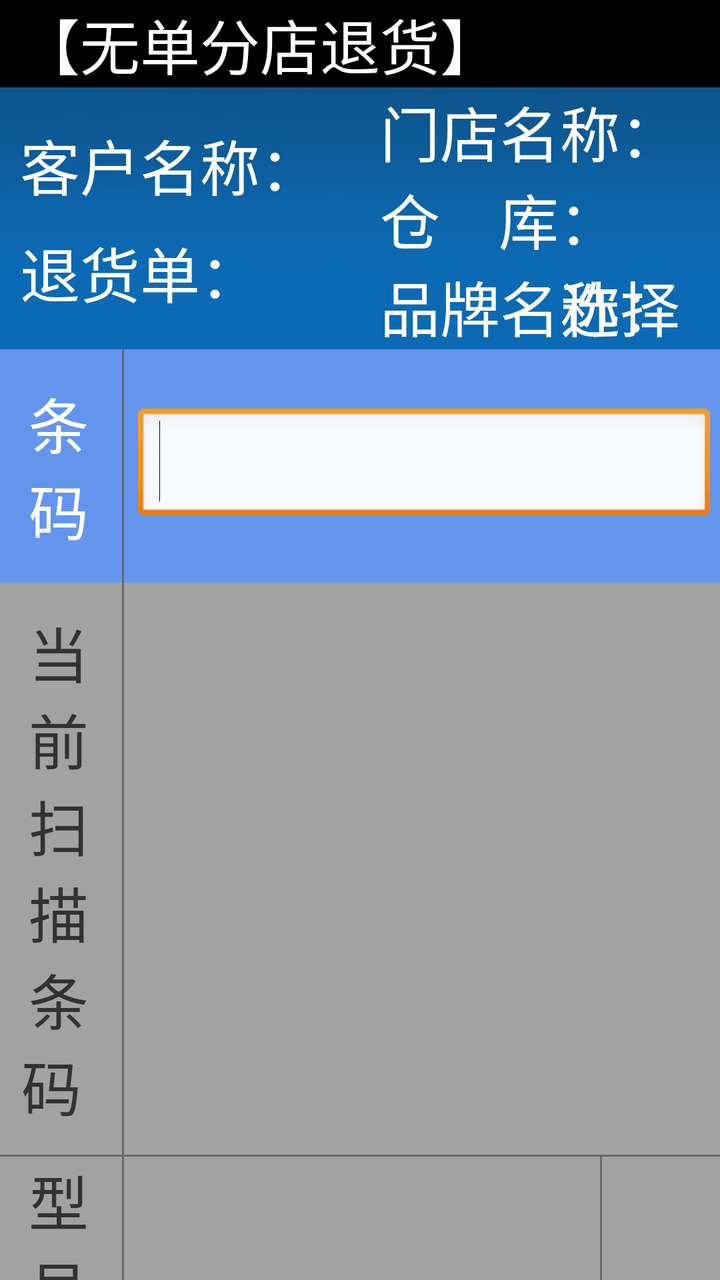
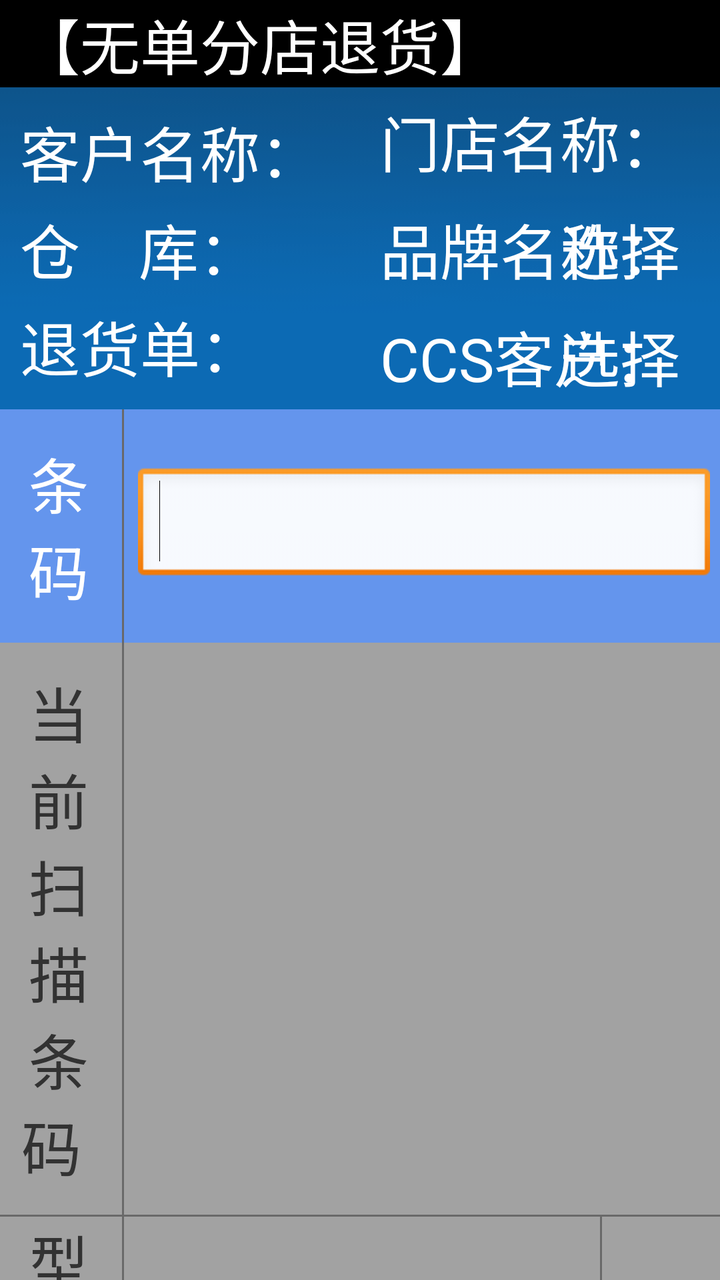

The first picture is an Android layout as it rendered before a commit; the second is the same layout after the commit. The layout source and the unified diff follow.
<!-- AndroidManifest.xml: application theme android:Theme.Light.NoTitleBar -->
<!-- res/layout/new_p_dv_returnedpurchase_z_l_nobill.xml -->
﻿<?xml version="1.0" encoding="utf-8"?>
<LinearLayout xmlns:android="http://schemas.android.com/apk/res/android"
    xmlns:tools="http://schemas.android.com/tools"
    android:layout_width="match_parent"
    android:layout_height="match_parent"
    android:orientation="vertical"
    tools:ignore="HardcodedText,dpUsage,InefficientWeight,UselessLeaf" >

    <TextView
        android:id="@+id/tv_title"
        android:layout_width="match_parent"
        android:layout_height="wrap_content"
        android:background="@color/black"
        android:gravity="left"
        android:paddingLeft="@dimen/scaled_w_dp_10"
        android:text="【无单分店退货】"
        android:textColor="@color/white"
        android:textSize="@dimen/scaled_t_dp_30" />

    <LinearLayout
        android:layout_width="match_parent"
        android:layout_height="wrap_content"
        android:background="@drawable/titlebar_back"
        android:gravity="center_vertical"
        android:orientation="horizontal" >

        <RelativeLayout
            android:id="@+id/relayout_left"
            android:layout_width="@dimen/scaled_w_dp_0"
            android:layout_height="fill_parent"
            android:layout_weight="1"
            android:gravity="center_vertical" >

            <RelativeLayout
                android:id="@+id/relayout_source_billno"
                android:layout_width="match_parent"
                android:layout_height="wrap_content"
                android:paddingBottom="@dimen/scaled_h_dp_10"
                >

                <TextView
                    android:id="@+id/tv_source_billno_str"
                    android:layout_width="wrap_content"
                    android:layout_height="wrap_content"
                    android:layout_centerVertical="true"
                    android:layout_marginLeft="@dimen/scaled_w_dp_10"
                    android:text="客户名称："
                    android:textColor="@color/white"
                    android:textSize="@dimen/scaled_t_dp_30" />

                <TextView
                    android:id="@+id/tv_retail_store"
                    android:layout_width="wrap_content"
                    android:layout_height="wrap_content"
                    android:layout_centerVertical="true"
                    android:layout_toRightOf="@id/tv_source_billno_str"
                    android:text=""
                    android:textColor="@color/white"
                    android:textSize="@dimen/scaled_t_dp_30" />
            </RelativeLayout>

            <RelativeLayout
                android:id="@+id/relayout_billno"
                android:layout_width="match_parent"
                android:layout_height="wrap_content"
                android:paddingTop="@dimen/scaled_h_dp_10"
                android:layout_below="@id/relayout_source_billno" >

                <TextView
                    android:id="@+id/tv_billno_str"
                    android:layout_width="wrap_content"
                    android:layout_height="wrap_content"
                    android:layout_centerVertical="true"
                    android:layout_marginLeft="@dimen/scaled_w_dp_10"
                    android:text="退货单："
                    android:textColor="@color/white"
                    android:textSize="@dimen/scaled_t_dp_30" />

                <TextView
                    android:id="@+id/tv_billno"
                    android:layout_width="wrap_content"
                    android:layout_height="wrap_content"
                    android:layout_centerVertical="true"
                    android:layout_toRightOf="@id/tv_billno_str"
                    android:text=""
                    android:textColor="@color/white"
                    android:textSize="@dimen/scaled_t_dp_30" />
            </RelativeLayout>
        </RelativeLayout>

        <RelativeLayout
            android:id="@+id/relayout_right"
            android:layout_width="@dimen/scaled_w_dp_0"
            android:layout_height="fill_parent"
            android:layout_weight="1"
            android:gravity="center_vertical" >

            <RelativeLayout
                android:id="@+id/relayout_company"
                android:layout_width="match_parent"
                android:layout_height="wrap_content"
               >
                <TextView
                    android:id="@+id/tv_company_str"
                    android:layout_width="wrap_content"
                    android:layout_height="wrap_content"
                    android:layout_centerVertical="true"
                    android:layout_marginLeft="@dimen/scaled_w_dp_10"
                    android:text="门店名称："
                    android:textColor="@color/white"
                    android:textSize="@dimen/scaled_t_dp_30" />

                <TextView
                    android:id="@+id/tv_company_name"
                    android:layout_width="wrap_content"
                    android:layout_height="wrap_content"
                    android:layout_centerVertical="true"
                    android:layout_toRightOf="@id/tv_company_str"
                    android:text=""
                    android:textColor="@color/white"
                    android:textSize="@dimen/scaled_t_dp_30" />
            </RelativeLayout>

            <RelativeLayout
                android:id="@+id/relayout_stock"
                android:layout_width="match_parent"
                android:layout_height="wrap_content"
                android:layout_below="@+id/relayout_company"
                >

                <TextView
                    android:id="@+id/tv_stock_str"
                    android:layout_width="wrap_content"
                    android:layout_height="wrap_content"
                    android:layout_centerVertical="true"
                    android:layout_marginLeft="@dimen/scaled_w_dp_10"
                    android:text="仓    库："
                    android:textColor="@color/white"
                    android:textSize="@dimen/scaled_t_dp_30" />

                <TextView
                    android:id="@+id/tv_stock_name"
                    android:layout_width="wrap_content"
                    android:layout_height="wrap_content"
                    android:layout_centerVertical="true"
                    android:layout_toRightOf="@id/tv_stock_str"
                    android:text=""
                    android:textColor="@color/white"
                    android:textSize="@dimen/scaled_t_dp_30" />
            </RelativeLayout>

            <RelativeLayout
                android:id="@+id/relayout_ccscustomer"
                android:layout_width="match_parent"
                android:layout_height="wrap_content"
                android:layout_below="@+id/relayout_stock"
                >

                <TextView
                    android:id="@+id/tv_ccscustomer_str"
                    android:layout_width="wrap_content"
                    android:layout_height="wrap_content"
                    android:layout_centerVertical="true"
                    android:layout_marginLeft="@dimen/scaled_w_dp_10"
                    android:text="品牌名称："
                    android:textColor="@color/white"
                    android:textSize="@dimen/scaled_t_dp_30" />

                <TextView
                    android:id="@+id/bth_choosebrand"
                    android:layout_width="wrap_content"
                    android:layout_height="wrap_content"
                    android:layout_alignParentRight="true"
                    android:layout_centerVertical="true"
                    android:text="选择"
                    android:textColor="@color/white"
                    android:layout_marginRight="@dimen/login_marginTop"
                    android:textSize="@dimen/scaled_t_dp_30"></TextView>

                <TextView
                    android:id="@+id/tv_brand_name"
                    android:layout_width="wrap_content"
                    android:layout_height="wrap_content"
                    android:layout_centerVertical="true"
                    android:layout_toLeftOf="@+id/bth_choosebrand"
                    android:layout_toRightOf="@id/tv_ccscustomer_str"
                    android:text=""
                    android:textColor="@color/white"
                    android:textSize="@dimen/scaled_t_dp_30" />
            </RelativeLayout>
        </RelativeLayout>
    </LinearLayout>

    <LinearLayout
        android:layout_width="match_parent"
        android:layout_height="wrap_content"
        android:background="@color/cornflowerblue"
        android:orientation="horizontal" >

        <TextView
            android:layout_width="@dimen/scaled_w_dp_0"
            android:layout_height="wrap_content"
            android:layout_weight="0.5"
            android:gravity="center"
            android:paddingBottom="@dimen/scaled_h_dp_15"
            android:paddingTop="@dimen/scaled_h_dp_15"
            android:text="条\t\t码"
            android:textColor="@color/white"
            android:textSize="@dimen/scaled_t_dp_30" />

        <View
            android:layout_width="@dimen/scaled_w_dp_1"
            android:layout_height="fill_parent"
            android:layout_marginLeft="@dimen/scaled_w_dp_2"
            android:layout_marginRight="@dimen/scaled_w_dp_2"
            android:background="#696969" />

        <LinearLayout
            android:layout_width="@dimen/scaled_w_dp_0"
            android:layout_height="wrap_content"
            android:layout_gravity="center_vertical"
            android:layout_weight="2.5"
            android:orientation="horizontal" >

            <EditText
                android:id="@+id/et_barcode"
                android:layout_width="@dimen/scaled_w_dp_0"
                android:layout_height="wrap_content"
                android:layout_marginLeft="@dimen/scaled_w_dp_5"
                android:layout_marginRight="@dimen/scaled_w_dp_5"
                android:layout_weight="1.5"
                android:ems="18"
                android:focusable="true"
                android:focusableInTouchMode="true"
                android:gravity="center_vertical"
                android:inputType="text"
                android:textSize="@dimen/scaled_t_dp_30" >

                <requestFocus />
            </EditText>

            <Spinner
                android:id="@+id/spinner_type"
                android:layout_width="@dimen/scaled_w_dp_140"
                android:layout_height="@dimen/scaled_h_dp_50"
                android:gravity="center"
                android:spinnerMode="dialog"
                android:visibility="gone" />

            <Button
                android:id="@+id/btn_p_dv_returnedpurchase_z_l_nobill_revoke"
                android:layout_width="@dimen/scaled_w_dp_0"
                android:layout_height="wrap_content"
                android:layout_marginLeft="@dimen/scaled_w_dp_10"
                android:layout_marginRight="@dimen/scaled_w_dp_10"
                android:layout_weight="0.5"
                android:text="撤销"
                android:visibility="gone" />
        </LinearLayout>
    </LinearLayout>

    <LinearLayout
        android:layout_width="match_parent"
        android:layout_height="wrap_content"
        android:background="#A2A2A2"
        android:orientation="horizontal" >

        <LinearLayout
            android:layout_width="@dimen/scaled_w_dp_0"
            android:layout_height="wrap_content"
            android:layout_marginBottom="@dimen/scaled_h_dp_3"
            android:layout_marginTop="@dimen/scaled_h_dp_3"
            android:layout_weight="0.5"
            android:orientation="vertical" >

            <TextView
                android:layout_width="match_parent"
                android:layout_height="wrap_content"
                android:gravity="center"
                android:paddingBottom="@dimen/scaled_h_dp_10"
                android:paddingTop="@dimen/scaled_h_dp_10"
                android:text="当前扫描条码 "
                android:textSize="@dimen/scaled_t_dp_scan" />
        </LinearLayout>

        <View
            android:layout_width="@dimen/scaled_w_dp_1"
            android:layout_height="match_parent"
            android:layout_marginLeft="@dimen/scaled_w_dp_2"
            android:layout_marginRight="@dimen/scaled_w_dp_2"
            android:background="#696969" />

        <LinearLayout
            android:layout_width="@dimen/scaled_w_dp_0"
            android:layout_height="wrap_content"
            android:layout_gravity="center_vertical"
            android:layout_weight="2.5"
            android:orientation="vertical" >

            <TextView
                android:id="@+id/tv_show_code"
                android:layout_width="match_parent"
                android:layout_height="wrap_content"
                android:paddingLeft="@dimen/scaled_w_dp_5"
                android:text=""
                android:textSize="@dimen/scaled_t_dp_scan" />
        </LinearLayout>
    </LinearLayout>

    <View
        android:layout_width="match_parent"
        android:layout_height="@dimen/scaled_h_dp_1"
        android:background="#696969" />

    <LinearLayout
        android:layout_width="fill_parent"
        android:layout_height="wrap_content"
        android:background="#A2A2A2"
        android:gravity="center_vertical"
        android:orientation="horizontal" >

        <LinearLayout
            android:layout_width="@dimen/scaled_w_dp_0"
            android:layout_height="wrap_content"
            android:layout_weight="0.5"
            android:orientation="vertical"
            >

            <TextView
                android:id="@+id/TextView06"
                android:layout_width="match_parent"
                android:layout_height="wrap_content"
                android:gravity="center"
                android:text="型号色号 "
                android:textSize="@dimen/scaled_t_dp_30" />

            <TextView
                android:layout_width="match_parent"
                android:layout_height="wrap_content"
                android:layout_marginTop="@dimen/scaled_h_dp_10"
                android:gravity="center"
                android:text="(产品ID) "
                android:textSize="@dimen/scaled_t_dp_28" />
        </LinearLayout>

        <View
            android:layout_width="@dimen/scaled_w_dp_1"
            android:layout_height="match_parent"
            android:layout_marginLeft="@dimen/scaled_w_dp_2"
            android:layout_marginRight="@dimen/scaled_w_dp_2"
            android:background="#696969" />

        <LinearLayout
            android:layout_width="@dimen/scaled_w_dp_0"
            android:layout_height="wrap_content"
            android:layout_weight="2"
            android:orientation="vertical"
            >

            <TextView
                android:id="@+id/tv_model_colors"
                android:layout_width="match_parent"
                android:layout_height="wrap_content"
                android:paddingLeft="@dimen/scaled_w_dp_5"
                android:text=""
                android:textSize="@dimen/scaled_t_dp_30" />

            <TextView
                android:id="@+id/tv_goodsid"
                android:layout_width="match_parent"
                android:layout_height="wrap_content"
                android:layout_marginTop="@dimen/scaled_h_dp_10"
                android:paddingLeft="@dimen/scaled_w_dp_5"
                android:text=""
                android:textSize="@dimen/scaled_t_dp_28" />
        </LinearLayout>

        <View
            android:layout_width="@dimen/scaled_w_dp_1"
            android:layout_height="match_parent"
            android:background="#696969" />

        <LinearLayout
            android:layout_width="@dimen/scaled_w_dp_0"
            android:layout_height="wrap_content"
            android:layout_weight="0.5"
            android:gravity="center"
            android:visibility="invisible"
            android:orientation="horizontal">

            <Button
                android:id="@+id/btn_abnormal_change"
                android:layout_width="fill_parent"
                android:layout_height="wrap_content"
                android:layout_marginRight="@dimen/scaled_w_dp_10"
                android:layout_marginLeft="@dimen/scaled_w_dp_10"
                android:text="异常条码变更状态 " />
        </LinearLayout>
    </LinearLayout>

    <LinearLayout
        android:layout_width="match_parent"
        android:layout_height="wrap_content"
        android:layout_weight="2.88"
        android:orientation="vertical" >

        <LinearLayout
            android:layout_width="match_parent"
            android:layout_height="@dimen/scaled_h_dp_80"
            android:gravity="center_vertical"
            android:orientation="horizontal" >

            <TextView
                android:id="@+id/TextView07"
                android:layout_width="@dimen/scaled_w_dp_0"
                android:layout_height="fill_parent"
                android:layout_weight="1"
                android:background="#D7D7D7"
                android:gravity="center"
                android:text="此型号累计"
                android:textSize="@dimen/scaled_t_dp_30" />

            <View
                android:layout_width="@dimen/scaled_w_dp_2"
                android:layout_height="fill_parent"
                android:background="#AEAEAE" />

            <TextView
                android:id="@+id/TextView09"
                android:layout_width="@dimen/scaled_w_dp_0"
                android:layout_height="fill_parent"
                android:layout_weight="1"
                android:background="#D7D7D7"
                android:gravity="center"
                android:text="合\t计"
                android:textSize="@dimen/scaled_t_dp_30" />
        </LinearLayout>

        <View
            android:layout_width="match_parent"
            android:layout_height="@dimen/scaled_h_dp_1"
            android:background="#AEAEAE" />

        <RelativeLayout
            android:layout_width="match_parent"
            android:layout_height="match_parent">


            <LinearLayout
                android:layout_width="match_parent"
                android:layout_height="fill_parent"
                android:gravity="center_vertical"
                android:orientation="horizontal" >

                <TextView
                    android:id="@+id/tv_curqty"
                    android:layout_width="@dimen/scaled_w_dp_0"
                    android:layout_height="fill_parent"
                    android:layout_weight="1"
                    android:gravity="center"
                    android:text="0"
                    android:textColor="@color/darkgreen"
                    android:textSize="@dimen/scaled_t_dp_60" />

                <View
                    android:layout_width="@dimen/scaled_w_dp_2"
                    android:layout_height="fill_parent"
                    android:background="#AEAEAE" />

                <TextView
                    android:id="@+id/tv_totalqty"
                    android:layout_width="@dimen/scaled_w_dp_0"
                    android:layout_height="fill_parent"
                    android:layout_weight="1"
                    android:gravity="center"
                    android:text="0"
                    android:textSize="@dimen/scaled_t_dp_60" />
            </LinearLayout>
            <TextView
                android:id="@+id/tv_lastscannum"
                android:layout_width="wrap_content"
                android:layout_height="wrap_content"
                android:textSize="@dimen/scaled_t_dp_22"
                android:layout_alignParentBottom="true"
                android:layout_alignParentRight="true"
                android:text=""
                android:textColor="@color/gray"
                android:layout_marginBottom="@dimen/scaled_h_dp_10"
                android:layout_marginRight="@dimen/scaled_w_dp_10"
                ></TextView>
        </RelativeLayout>
    </LinearLayout>

    <LinearLayout
        android:id="@+id/LinearLayout01"
        android:layout_width="match_parent"
        android:layout_height="wrap_content"
        android:background="@drawable/titlebar_back"
        android:gravity="center"
        android:orientation="horizontal"
        android:paddingBottom="@dimen/scaled_h_dp_10"
        android:paddingTop="@dimen/scaled_h_dp_10" >

        <Button
            android:id="@+id/btn_list"
            android:layout_width="@dimen/scaled_w_dp_250"
            android:layout_height="@dimen/scaled_h_dp_80"
            android:text="明细"
            android:textSize="@dimen/show_title_size" />

        <Button
            android:id="@+id/btn_print"
            android:layout_width="@dimen/scaled_w_dp_250"
            android:layout_height="@dimen/scaled_h_dp_80"
            android:layout_marginLeft="@dimen/scaled_w_dp_30"
            android:text="打印"
            android:textSize="@dimen/show_title_size" />

        <Button
            android:id="@+id/btn_refresh"
            android:layout_width="@dimen/scaled_w_dp_250"
            android:layout_height="@dimen/scaled_h_dp_80"
            android:layout_marginLeft="@dimen/scaled_w_dp_30"
            android:text="刷新"
            android:textSize="@dimen/show_title_size" />

        <Button
            android:id="@+id/btn_exit"
            android:layout_width="@dimen/scaled_w_dp_250"
            android:layout_height="@dimen/scaled_h_dp_80"
            android:layout_marginLeft="@dimen/scaled_w_dp_30"
            android:text="完成"
            android:textSize="@dimen/show_title_size" />

        <Button
            android:visibility="gone"
            android:id="@+id/btn_bindccs"
            android:layout_width="@dimen/scaled_w_dp_250"
            android:layout_height="@dimen/scaled_h_dp_80"
            android:layout_marginLeft="@dimen/scaled_w_dp_30"
            android:text="绑定"
            android:textSize="@dimen/show_title_size" />
    </LinearLayout>

</LinearLayout>
<!-- resources referenced by this layout -->
<resources>
  <color name="black">#000000</color>
  <color name="cornflowerblue">#6495ED</color>
  <color name="darkgreen">#006400</color>
  <color name="gray">#A2A2A2</color>
  <color name="white">#FFFFFF</color>
  <dimen name="login_marginTop">20dp</dimen>
  <dimen name="scaled_h_dp_1">1dp</dimen>
  <dimen name="scaled_h_dp_10">10dp</dimen>
  <dimen name="scaled_h_dp_15">15dp</dimen>
  <dimen name="scaled_h_dp_3">3dp</dimen>
  <dimen name="scaled_h_dp_50">50dp</dimen>
  <dimen name="scaled_h_dp_80">80dp</dimen>
  <dimen name="scaled_t_dp_22">22dp</dimen>
  <dimen name="scaled_t_dp_28">28dp</dimen>
  <dimen name="scaled_t_dp_30">30dp</dimen>
  <dimen name="scaled_t_dp_60">60dp</dimen>
  <dimen name="scaled_t_dp_scan">30dp</dimen>
  <dimen name="scaled_w_dp_0">0dp</dimen>
  <dimen name="scaled_w_dp_1">1dp</dimen>
  <dimen name="scaled_w_dp_10">10dp</dimen>
  <dimen name="scaled_w_dp_140">140dp</dimen>
  <dimen name="scaled_w_dp_2">2dp</dimen>
  <dimen name="scaled_w_dp_250">250dp</dimen>
  <dimen name="scaled_w_dp_30">30dp</dimen>
  <dimen name="scaled_w_dp_5">5dp</dimen>
  <dimen name="show_title_size">30dp</dimen>
  <!-- drawable titlebar_back: png bitmap (drawable-hdpi, 3336 bytes) -->
</resources>

<!-- the commit's change to res/layout/new_p_dv_returnedpurchase_z_l_nobill.xml (unified diff, before → after) -->
@@ -59,12 +59,41 @@
                     android:textSize="@dimen/scaled_t_dp_30" />
             </RelativeLayout>
 
+
+            <RelativeLayout
+                android:id="@+id/relayout_stock"
+                android:layout_width="match_parent"
+                android:layout_height="wrap_content"
+                android:layout_below="@+id/relayout_source_billno">
+
+                <TextView
+                    android:id="@+id/tv_stock_str"
+                    android:layout_width="wrap_content"
+                    android:layout_height="wrap_content"
+                    android:layout_centerVertical="true"
+                    android:layout_marginLeft="@dimen/scaled_w_dp_10"
+                    android:text="仓    库："
+                    android:textColor="@color/white"
+                    android:textSize="@dimen/scaled_t_dp_30" />
+
+                <TextView
+                    android:id="@+id/tv_stock_name"
+                    android:layout_width="wrap_content"
+                    android:layout_height="wrap_content"
+                    android:layout_centerVertical="true"
+                    android:layout_toRightOf="@id/tv_stock_str"
+                    android:text=""
+                    android:textColor="@color/white"
+                    android:textSize="@dimen/scaled_t_dp_30" />
+            </RelativeLayout>
+
+
             <RelativeLayout
                 android:id="@+id/relayout_billno"
                 android:layout_width="match_parent"
                 android:layout_height="wrap_content"
                 android:paddingTop="@dimen/scaled_h_dp_10"
-                android:layout_below="@id/relayout_source_billno" >
+                android:layout_below="@id/relayout_stock" >
 
                 <TextView
                     android:id="@+id/tv_billno_str"
@@ -99,7 +128,9 @@
                 android:id="@+id/relayout_company"
                 android:layout_width="match_parent"
                 android:layout_height="wrap_content"
+                android:paddingTop="@dimen/scaled_h_dp_10"
                >
+
                 <TextView
                     android:id="@+id/tv_company_str"
                     android:layout_width="wrap_content"
@@ -121,39 +152,39 @@
                     android:textSize="@dimen/scaled_t_dp_30" />
             </RelativeLayout>
 
-            <RelativeLayout
-                android:id="@+id/relayout_stock"
-                android:layout_width="match_parent"
-                android:layout_height="wrap_content"
-                android:layout_below="@+id/relayout_company"
-                >
-
-                <TextView
-                    android:id="@+id/tv_stock_str"
-                    android:layout_width="wrap_content"
-                    android:layout_height="wrap_content"
-                    android:layout_centerVertical="true"
-                    android:layout_marginLeft="@dimen/scaled_w_dp_10"
-                    android:text="仓    库："
-                    android:textColor="@color/white"
-                    android:textSize="@dimen/scaled_t_dp_30" />
-
-                <TextView
-                    android:id="@+id/tv_stock_name"
-                    android:layout_width="wrap_content"
-                    android:layout_height="wrap_content"
-                    android:layout_centerVertical="true"
-                    android:layout_toRightOf="@id/tv_stock_str"
-                    android:text=""
-                    android:textColor="@color/white"
-                    android:textSize="@dimen/scaled_t_dp_30" />
-            </RelativeLayout>
+
+
+
+
+
+
+
+
+
+
+
+
+
+
+
+
+
+
+
+
+
+
+
+
+
+
 
             <RelativeLayout
                 android:id="@+id/relayout_ccscustomer"
                 android:layout_width="match_parent"
                 android:layout_height="wrap_content"
-                android:layout_below="@+id/relayout_stock"
+                android:layout_below="@+id/relayout_company"
+                android:paddingTop="@dimen/scaled_h_dp_10"
                 >
 
                 <TextView
@@ -172,9 +203,9 @@
                     android:layout_height="wrap_content"
                     android:layout_alignParentRight="true"
                     android:layout_centerVertical="true"
+                    android:layout_marginRight="@dimen/login_marginTop"
                     android:text="选择"
                     android:textColor="@color/white"
-                    android:layout_marginRight="@dimen/login_marginTop"
                     android:textSize="@dimen/scaled_t_dp_30"></TextView>
 
                 <TextView
@@ -188,7 +219,50 @@
                     android:textColor="@color/white"
                     android:textSize="@dimen/scaled_t_dp_30" />
             </RelativeLayout>
+
+            <RelativeLayout
+                android:id="@+id/relayout_ccsstore"
+                android:layout_width="match_parent"
+                android:layout_height="wrap_content"
+                android:paddingTop="@dimen/scaled_h_dp_10"
+                android:layout_below="@+id/relayout_ccscustomer">
+
+                <TextView
+                    android:id="@+id/tv_ccsstore_str"
+                    android:layout_width="wrap_content"
+                    android:layout_height="wrap_content"
+                    android:layout_centerVertical="true"
+                    android:layout_marginLeft="@dimen/scaled_w_dp_10"
+                    android:text="CCS客户："
+                    android:textColor="@color/white"
+                    android:textSize="@dimen/scaled_t_dp_30" />
+
+
+                <TextView
+                    android:id="@+id/btn_ChooseCCSData"
+                    android:layout_width="wrap_content"
+                    android:layout_height="wrap_content"
+                    android:layout_alignParentRight="true"
+                    android:layout_centerVertical="true"
+                    android:layout_marginRight="@dimen/login_marginTop"
+                    android:text="选择"
+                    android:textColor="@color/white"
+                    android:textSize="@dimen/scaled_t_dp_30"></TextView>
+
+                <TextView
+                    android:id="@+id/tv_ccsstore_name"
+                    android:layout_width="wrap_content"
+                    android:layout_height="wrap_content"
+                    android:layout_centerVertical="true"
+                    android:layout_toLeftOf="@+id/btn_ChooseCCSData"
+                    android:layout_toRightOf="@id/tv_ccsstore_str"
+                    android:text=""
+                    android:textColor="@color/white"
+                    android:textSize="@dimen/scaled_t_dp_26" />
+
+            </RelativeLayout>
         </RelativeLayout>
+
     </LinearLayout>
 
     <LinearLayout
<!-- resource entries referenced after the edit -->
@@ -13,6 +13,7 @@
   <dimen name="scaled_h_dp_50">50dp</dimen>
   <dimen name="scaled_h_dp_80">80dp</dimen>
   <dimen name="scaled_t_dp_22">22dp</dimen>
+  <dimen name="scaled_t_dp_26">26dp</dimen>
   <dimen name="scaled_t_dp_28">28dp</dimen>
   <dimen name="scaled_t_dp_30">30dp</dimen>
   <dimen name="scaled_t_dp_60">60dp</dimen>
